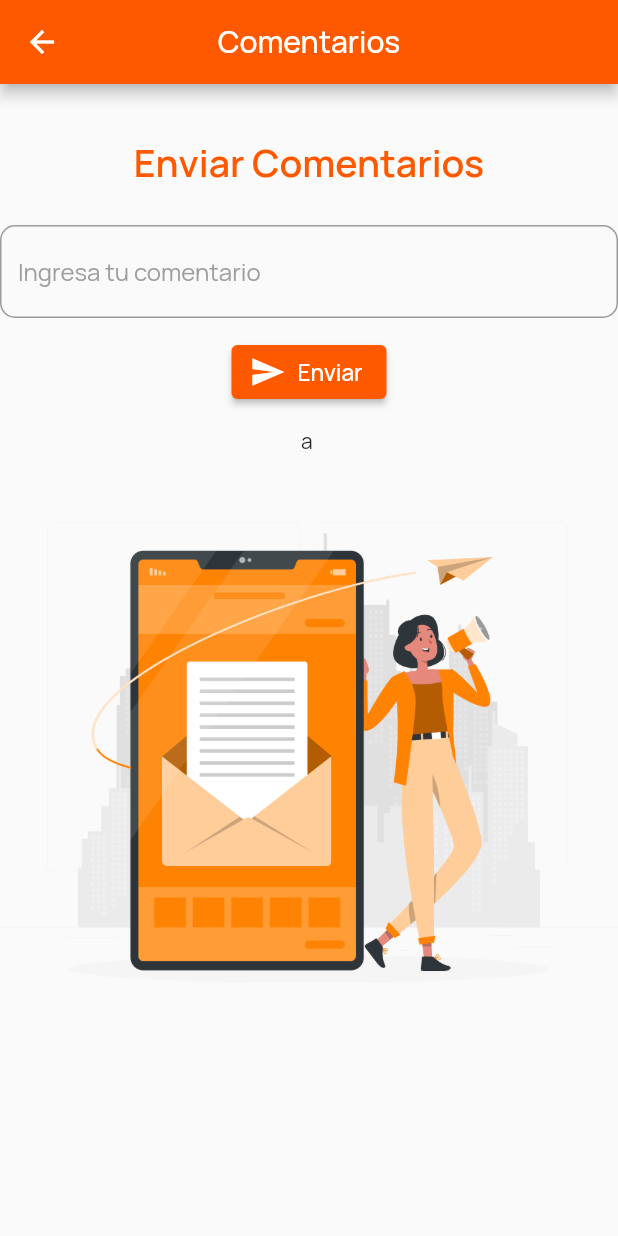
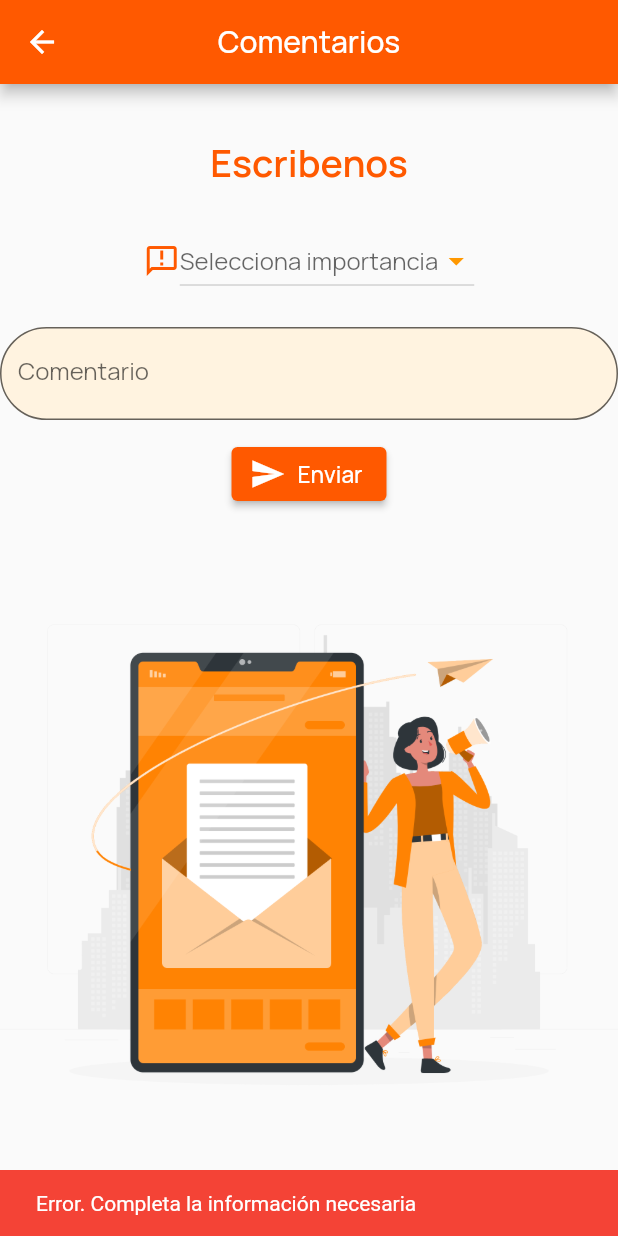
Before and after one commit to erickpea29/Practicum_RA, a Flutter app: the Comment screen opened directly, after a tap on "Enviar", on a phone screen of 412 x 824 dp. Run offline on Flutter 3.47's test engine with Material 2 defaults, Android fonts, the phone set to English and light mode, and no system bars; our stand-ins replace audioplayers, cloud_firestore, firebase_core, google_fonts, shared_preferences and 1 more; missing offline and left inert: arkit_plugin, dart:ffi, flutter_sms; accounts and stored records are empty.

Commit message:
Actualizacion ventana comentarios y contacto

```diff
--- a/lib/main.dart
+++ b/lib/main.dart
@@ -6,6 +6,7 @@ import 'package:google_fonts/google_fonts.dart';
 import 'package:google_fonts/google_fonts.dart';
 import 'package:shared_preferences/shared_preferences.dart';
 import './views/pages.dart';
+import 'package:firebase_core/firebase_core.dart';
 
 bool? seenOnboard;
 void main() async {
@@ -14,7 +15,9 @@ void main() async {
       overlays: [SystemUiOverlay.bottom, SystemUiOverlay.top]);
   SharedPreferences pref = await SharedPreferences.getInstance();
   seenOnboard = pref.getBool('seenOnboard') ?? false;*/
+  //await Firebase.initializeApp();
   runApp(const MyApp());
+  await Firebase.initializeApp();
 }
 
 class MyApp extends StatelessWidget {
--- a/lib/views/comment.dart
+++ b/lib/views/comment.dart
@@ -1,4 +1,7 @@
 import 'package:flutter/material.dart';
+import 'package:firebase_core/firebase_core.dart';
+import 'package:cloud_firestore/cloud_firestore.dart';
+import 'package:flutter/services.dart';
 
  class Comment extends StatefulWidget {
    const Comment({Key? key}) : super(key: key);
@@ -8,8 +11,15 @@ class Comment extends StatefulWidget {
  }
 
   class _CommentState extends State<Comment> {
-  final TextEditingController _Textcontroller = TextEditingController();
-
+    //Controlers
+    final TextEditingController _commentC = TextEditingController();
+    var selectectedType;//Variable that catches the list element value
+    //Asigns a level of importance to the comments
+    List<String> _conceptType = <String>[
+      'Urgente',
+      'Importante',
+      'Sin importancia'
+    ];
   @override
   Widget build(BuildContext context) {
     return Scaffold(
@@ -28,7 +38,7 @@ class _CommentState extends State<Comment> {
                    padding: const EdgeInsets.only(top: 35.0),
                    child: Center(
                      child: Text(
-                      'Enviar Comentarios',
+                       'Escribenos',
                        style: TextStyle(
                          fontSize: 25,
                          color: Color.fromRGBO(255, 89, 0, 1),
@@ -42,35 +52,97 @@ class _CommentState extends State<Comment> {
                   child: Center(
                     child: Column(
                       children: [
-                        Center(
-                          child: TextFormField(
-                            controller: _Textcontroller,
+                        //  Center(
+                        //    child: TextFormField(
+                        //      controller: _commentC,
+                        //      minLines: 1,
+                        //      maxLines: 5,
+                        //      keyboardType: TextInputType.multiline,
+                        //      decoration: InputDecoration(
+                        //        hintText: 'Ingresa tu comentario',
+                        //        hintStyle: TextStyle(
+                        //          color: Colors.grey,
+                        //        ),
+                        //        border: OutlineInputBorder(
+                        //          borderSide: BorderSide(
+                        //            color: Colors.deepOrangeAccent,
+                        //          ),
+                        //          borderRadius: BorderRadius.all(
+                        //            Radius.circular(10),
+                        //          ),
+                        //        ),
+                        //      ),
+                        //    ),
+                        //  ),
+                        //DROPDOWN LIST
+                        Row(
+                          mainAxisAlignment: MainAxisAlignment.center,
+                          children: <Widget>[
+                            Icon(Icons.announcement_outlined, color: Color.fromRGBO(255, 89, 0, 1)),
+                            DropdownButton(
+                              hint: Text('Selecciona importancia'),
+                              items: _conceptType.map((value) => DropdownMenuItem(
+                                child: Text(
+                                  value,
+                                ),
+                                value: value
+                                )
+                              ).toList(),
+                              onChanged: (selectedConceptType){
+                                setState(() {
+                                  selectectedType = selectedConceptType;
+                                });
+                              },
+                              value: selectectedType,
+                              dropdownColor: Colors.orange.shade100,
+                              iconEnabledColor: Colors.orange,
+                            )
+                          ],
+                        ),
+                        SizedBox(height: 20,),
+                        TextField(
+                          controller: _commentC,
                              minLines: 1,
                              maxLines: 5,
                              keyboardType: TextInputType.multiline,
                              decoration: InputDecoration(
-                              hintText: 'Ingresa tu comentario',
+                               labelText: 'Comentario',
+                               hintText: 'Ingresa tu comentario (max 5 renglones)',
                                hintStyle: TextStyle(
                                  color: Colors.grey,
                                ),
+                               filled: true,
+                               fillColor: Colors.orange.shade50,
                                border: OutlineInputBorder(
                                  borderSide: BorderSide(
-                                  color: Colors.deepOrangeAccent,
+                                   color: Colors.red,
                                  ),
                                  borderRadius: BorderRadius.all(
-                                  Radius.circular(10),
+                                   Radius.circular(90.0),
                                  ),
                                ),
                              ),
                         ),
-                        ),
+                        //SHOWS BUTTON AND IMAGE
                         Padding(
                           padding: const EdgeInsets.all(12.0),
                            child: ElevatedButton.icon(
                              style: ElevatedButton.styleFrom(
                                primary: Color.fromRGBO(255, 89, 0, 1),
                              ),
-                            onPressed: () {},
+                             onPressed: () {
+                               final String? a = selectectedType;
+                               final String? c = _commentC.text;
+                               if(a != null && c != ''){
+                                Map<String, dynamic> data = {"Asunto":a, "Comentario": c};
+                                FirebaseFirestore.instance.collection("comentarios").add(data);
+                                ScaffoldMessenger.of(context).showSnackBar(SnackBar(content: Text("Su comentario ha sido enviado exitosamente!"), backgroundColor: Colors.green));
+                               _commentC.text = '';
+                               selectectedType = null;
+                               }else{
+                                 ScaffoldMessenger.of(context).showSnackBar(SnackBar(content: Text("Error. Completa la información necesaria"), backgroundColor: Colors.red));
+                               }
+                             },
                              icon: Icon(Icons.send),
                              label: Text(
                                'Enviar',
@@ -78,7 +150,7 @@ class _CommentState extends State<Comment> {
                              ),
                            ),
                         ),
-                        Text('a '),
+                        Text(''),
                         Image.asset('assets/images/Comment.png'),
                       ],
                     ),
--- a/pubspec.yaml
+++ b/pubspec.yaml
@@ -42,6 +42,8 @@ dependencies:
   webview_flutter: ^2.3.0
   arkit_plugin: ^1.0.5
   audioplayers: ^0.20.1
+  cloud_firestore: ^3.1.0
+  firebase_core: ^1.10.0
 
 
 dev_dependencies:
```
Also changed, not shown: lib/views/animation.dart (+13 -5 lines), lib/views/contact.dart (+24 -3 lines), pubspec.lock, 3 other files. Lines whose indentation alone changed are shown as unchanged.
